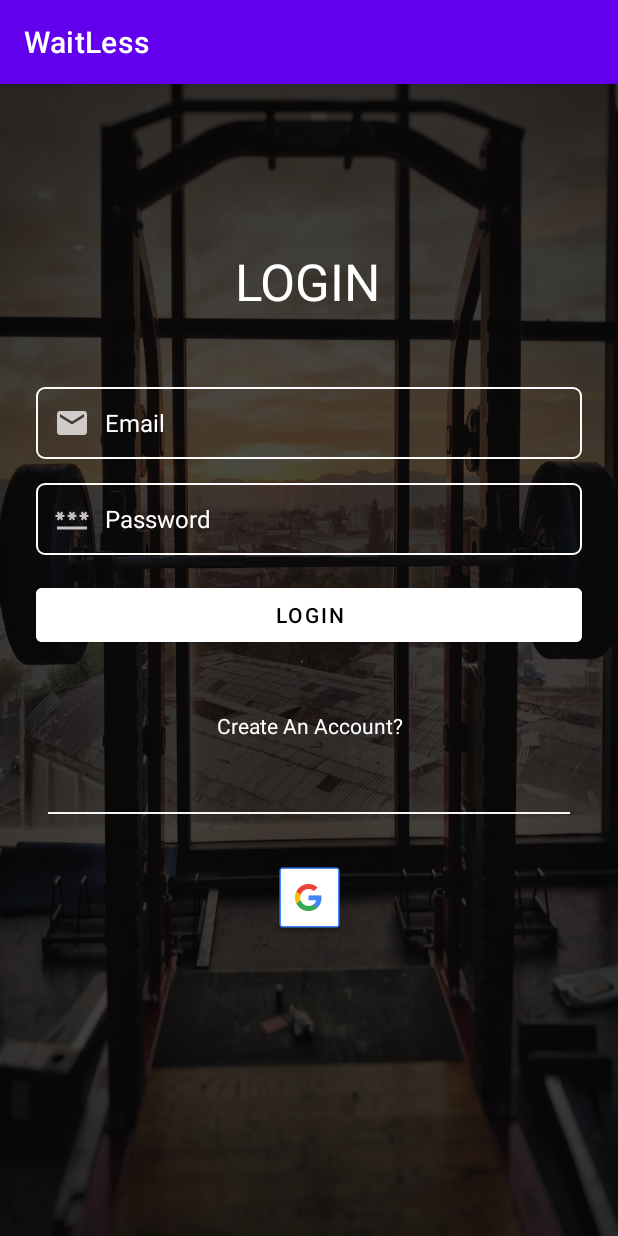
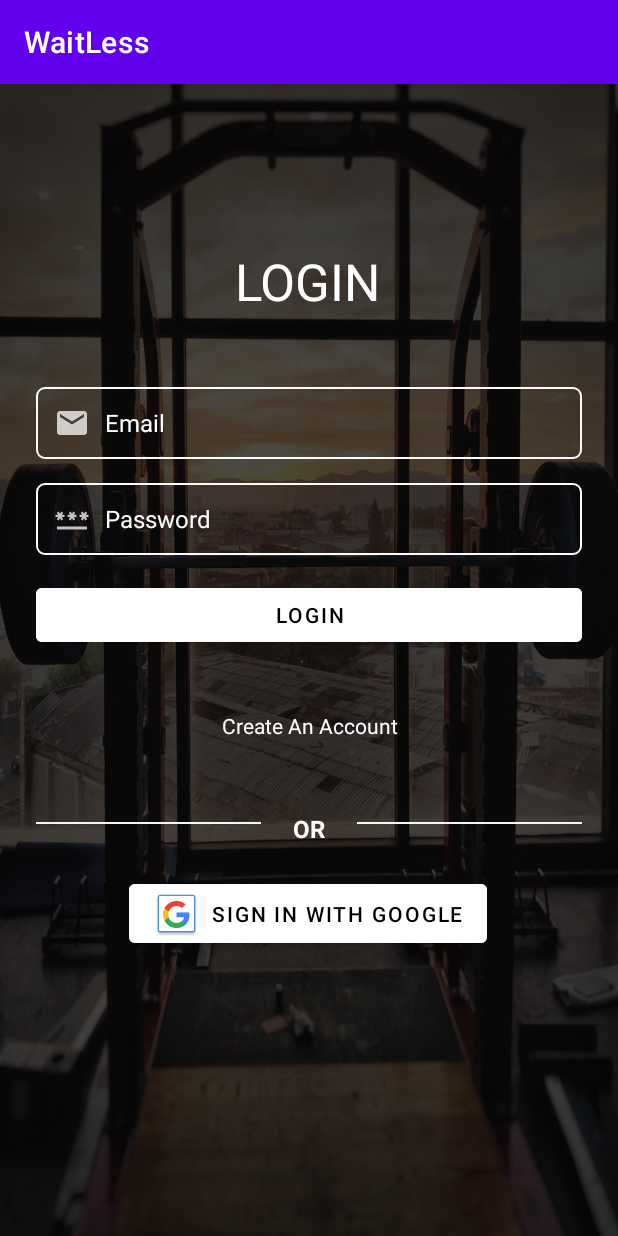
Before and after one commit to shriyadh/WaitLess_MobileApp, an Android app: the Login screen opened directly, with no data from a screen before it, on a phone screen of 412 x 824 dp. Run offline under Robolectric (Android 15) with nearby library versions, the phone set to English and light mode, and no system bars; Roboto replaces fonts that are not available here.

Commit message:
edits to layouts

```diff
--- a/app/src/main/res/layout/activity_login.xml
+++ b/app/src/main/res/layout/activity_login.xml
@@ -116,7 +116,7 @@
                 android:layout_height="48dp"
                 android:layout_marginTop="40dp"
                 android:onClick="createAccount"
-                android:text="Create An Account?"
+                android:text="Create An Account"
                 android:textAlignment="center"
                 android:textColor="#FFFFFF"
                 app:layout_constraintEnd_toEndOf="@+id/login_button"
@@ -126,27 +126,51 @@
 
             <View
                 android:id="@+id/view2"
-                android:layout_width="match_parent"
+                android:layout_width="150dp"
                 android:layout_height="1dp"
-                android:layout_marginStart="32dp"
-                android:layout_marginTop="19dp"
-                android:layout_marginEnd="32dp"
+                android:layout_marginTop="26dp"
                 android:background="@color/white"
                 android:backgroundTint="#F3FFFFFF"
+                app:layout_constraintStart_toStartOf="@+id/create_account"
+                app:layout_constraintTop_toBottomOf="@+id/create_account" />
+
+            <View
+                android:id="@+id/view3"
+                android:layout_width="150dp"
+                android:layout_height="1dp"
+                android:layout_marginTop="26dp"
+                android:background="@color/white"
+                android:backgroundTint="#F3FFFFFF"
+                app:layout_constraintEnd_toEndOf="@+id/create_account"
+                app:layout_constraintTop_toBottomOf="@+id/create_account" />
+
+            <Button
+                android:id="@+id/button4"
+                android:layout_width="wrap_content"
+                android:layout_height="wrap_content"
+                android:layout_marginTop="20dp"
+                android:backgroundTint="@color/white"
+                android:drawableLeft="@drawable/common_google_signin_btn_icon_dark"
+                android:text="Sign in with google"
+                android:textColor="@color/black"
+                app:layout_constraintEnd_toEndOf="@+id/view3"
+                app:layout_constraintHorizontal_bias="0.495"
+                app:layout_constraintStart_toStartOf="@+id/view2"
+                app:layout_constraintTop_toBottomOf="@+id/textView7" />
+
+            <TextView
+                android:id="@+id/textView7"
+                android:layout_width="wrap_content"
+                android:layout_height="wrap_content"
+                android:layout_marginTop="19dp"
+                android:text="OR"
+                android:textColor="#FFFCFC"
+                android:textSize="16sp"
+                android:textStyle="bold"
                 app:layout_constraintEnd_toEndOf="@+id/create_account"
                 app:layout_constraintStart_toStartOf="@+id/create_account"
                 app:layout_constraintTop_toBottomOf="@+id/create_account" />
 
-            <ImageView
-                android:id="@+id/imageView2"
-                android:layout_width="wrap_content"
-                android:layout_height="wrap_content"
-                android:layout_marginTop="31dp"
-                app:layout_constraintEnd_toEndOf="@+id/view2"
-                app:layout_constraintStart_toStartOf="@+id/view2"
-                app:layout_constraintTop_toBottomOf="@+id/view2"
-                app:srcCompat="@drawable/common_google_signin_btn_icon_dark" />
-
         </androidx.constraintlayout.widget.ConstraintLayout>
     </ScrollView>
 </androidx.constraintlayout.widget.ConstraintLayout>
--- a/app/src/main/res/layout/activity_register.xml
+++ b/app/src/main/res/layout/activity_register.xml
@@ -138,7 +138,7 @@
                 android:layout_height="48dp"
                 android:layout_marginTop="24dp"
                 android:onClick="sendToLogin"
-                android:text="Already Have An Account?"
+                android:text="Already A User? "
                 android:textAlignment="center"
                 android:textColor="#FFFFFF"
                 app:layout_constraintEnd_toEndOf="@+id/register_button"
```
